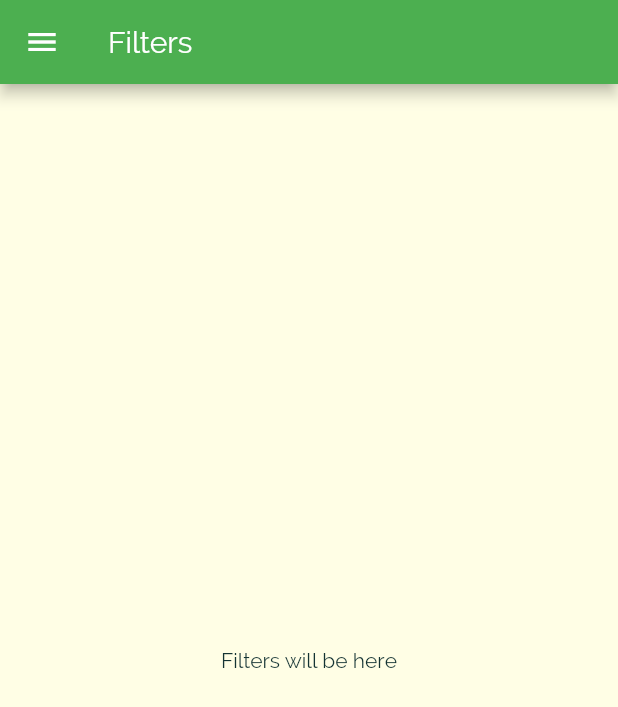
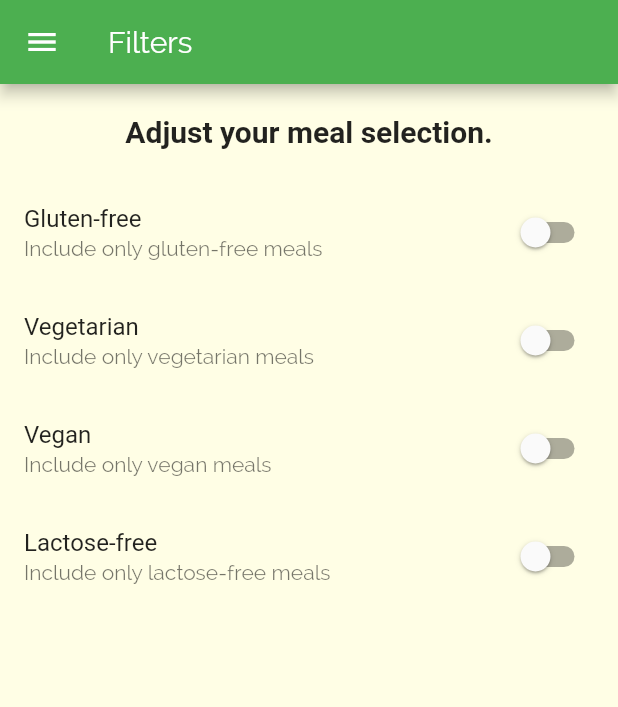
Before and after one commit to Deep27/MealsApp, a Flutter app: the FiltersScreen screen opened by its route, on a phone screen of 412 x 824 dp. Shown: the top 707 px of the screen. Run offline on Flutter 3.47's test engine with Material 2 defaults, Android fonts, the phone set to English and light mode, and no system bars.

Commit message:
Added filters.

```diff
--- a/lib/screens/filters_screen.dart
+++ b/lib/screens/filters_screen.dart
@@ -1,17 +1,73 @@
 import 'package:flutter/material.dart';
 import 'package:meals_app/widgets/drawers/main_drawer.dart';
 
-class FiltersScreen extends StatelessWidget {
+class FiltersScreen extends StatefulWidget {
+  static const routeName = '/filters';
 
-  static const routeName = '/filters';
+  @override
+  _FiltersScreenState createState() => _FiltersScreenState();
+}
+
+class _FiltersScreenState extends State<FiltersScreen> {
+  bool _glutenFree = false;
+  bool _vegetarian = false;
+  bool _vegan = false;
+  bool _lactoseFree = false;
+
+  SwitchListTile _buildSwitchListTile(String title, String description,
+          bool currentValue, Function updateValue) =>
+      SwitchListTile(
+        title: Text(title),
+        value: currentValue,
+        subtitle: Text(description),
+        onChanged: updateValue,
+      );
 
   @override
   Widget build(BuildContext context) {
     return Scaffold(
       appBar: AppBar(title: const Text('Filters')),
       drawer: MainDrawer(),
-      body: Center(
-        child: const Text('Filters will be here'),
+      body: Column(
+        children: <Widget>[
+          Container(
+            padding: const EdgeInsets.all(20),
+            child: Text(
+              'Adjust your meal selection.',
+              style: Theme.of(context).textTheme.title,
+            ),
+          ),
+          Expanded(
+            child: ListView(
+              children: <Widget>[
+                _buildSwitchListTile(
+                  'Gluten-free',
+                  'Include only gluten-free meals',
+                  _glutenFree,
+                  (newValue) => setState(() => _glutenFree = newValue),
+                ),
+                _buildSwitchListTile(
+                  'Vegetarian',
+                  'Include only vegetarian meals',
+                  _vegetarian,
+                  (newValue) => setState(() => _vegetarian = newValue),
+                ),
+                _buildSwitchListTile(
+                  'Vegan',
+                  'Include only vegan meals',
+                  _vegan,
+                  (newValue) => setState(() => _vegan = newValue),
+                ),
+                _buildSwitchListTile(
+                  'Lactose-free',
+                  'Include only lactose-free meals',
+                  _lactoseFree,
+                  (newValue) => setState(() => _lactoseFree = newValue),
+                ),
+              ],
+            ),
+          ),
+        ],
       ),
     );
   }
```
